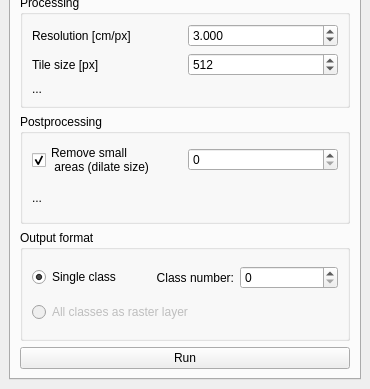
Above: plugin/deep_segmentation_framework/deep_segmentation_framework_dockwidget_base.ui from PUTvision/qgis-plugin-deepness before the change; both pictures show x 0 to 370 and y 311 to 700 of the 370 by 700 pixel window. Below: the same form after it.
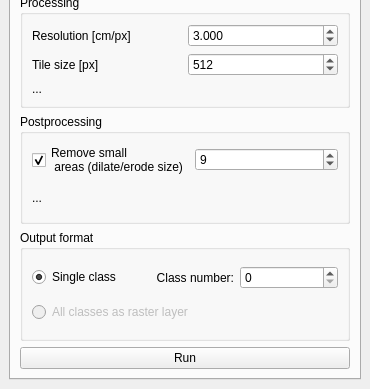
That is the form after the change.

What changed in the file:
```diff
--- a/plugin/deep_segmentation_framework/deep_segmentation_framework_dockwidget_base.ui
+++ b/plugin/deep_segmentation_framework/deep_segmentation_framework_dockwidget_base.ui
@@ -176,13 +176,17 @@
                 </widget>
                </item>
                <item row="0" column="1">
-                <widget class="QSpinBox" name="spinBox_dilateSize"/>
+                <widget class="QSpinBox" name="spinBox_dilateErodeSize">
+                 <property name="value">
+                  <number>9</number>
+                 </property>
+                </widget>
                </item>
                <item row="0" column="0">
                 <widget class="QCheckBox" name="checkBox_removeSmallAreas">
                  <property name="text">
                   <string>Remove small 
- areas (dilate size)</string>
+ areas (dilate/erode size)</string>
                  </property>
                  <property name="checked">
                   <bool>true</bool>
```
